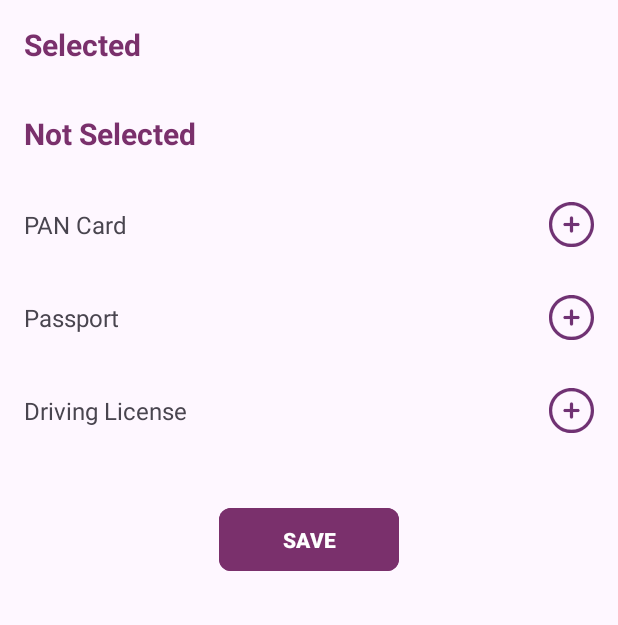
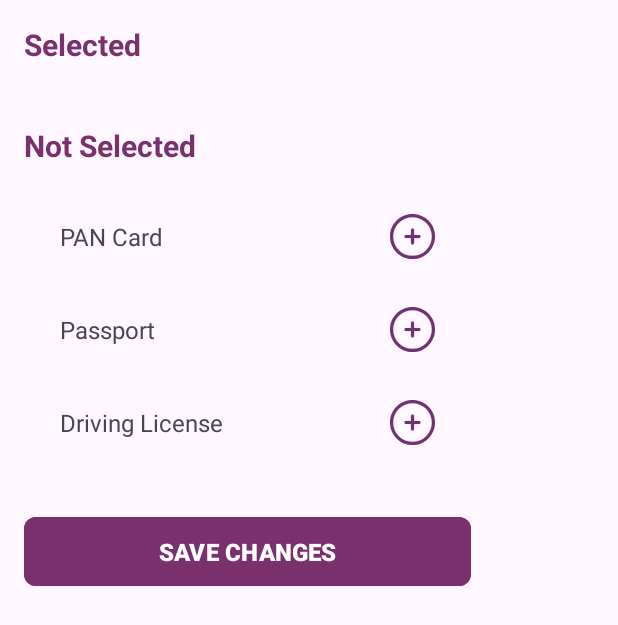
Before and after one commit to cybiteOfficial/Dk_finance_Android, an Android app: the layout document_selection_popup.xml on its own in the app's theme, with its tools: preview values and no code run, on a phone screen of 412 x 824 dp. Shown: the top 625 px of the screen. Run offline under Robolectric (Android 15) with nearby library versions, the phone set to English and light mode, and no system bars.

Commit message:
kyc2 ui implementation almost done (new)

```diff
--- a/app/src/main/res/layout/document_selection_popup.xml
+++ b/app/src/main/res/layout/document_selection_popup.xml
@@ -1,8 +1,9 @@
 <LinearLayout xmlns:android="http://schemas.android.com/apk/res/android"
-    android:layout_width="match_parent"
+    android:layout_width="330dp"
     android:layout_height="wrap_content"
     xmlns:app="http://schemas.android.com/apk/res-auto"
-    android:orientation="vertical">
+    android:orientation="vertical"
+    android:padding="16dp">
 
     <!-- Selected section -->
     <TextView
@@ -13,13 +14,14 @@
         android:textColor="@color/primary"
         android:textSize="20sp"
         android:textStyle="bold"
-        android:padding="16dp" />
+        android:paddingBottom="8dp" />
 
     <LinearLayout
         android:id="@+id/selected_container"
         android:layout_width="match_parent"
         android:layout_height="wrap_content"
-        android:orientation="vertical">
+        android:orientation="vertical"
+        android:padding="8dp">
         <!-- Selected items will be dynamically added here -->
     </LinearLayout>
 
@@ -32,38 +34,35 @@
         android:textColor="@color/primary"
         android:textSize="20sp"
         android:textStyle="bold"
-        android:padding="16dp" />
+        android:paddingTop="16dp"
+        android:paddingBottom="8dp" />
 
     <LinearLayout
         android:id="@+id/not_selected_container"
         android:layout_width="match_parent"
         android:layout_height="wrap_content"
-        android:orientation="vertical">
+        android:orientation="vertical"
+        android:padding="8dp">
         <!-- Default: Add all add_more_ layouts to not selected section -->
         <include layout="@layout/add_more_pan"/>
         <include layout="@layout/add_more_passport"/>
-        <include layout="@layout/add_more_driving_license"/>
+        <include layout="@layout/add_more_driving"/>
         <!-- Add more add_more_ layouts here if needed -->
     </LinearLayout>
 
-    <LinearLayout
+    <Button
+        android:id="@+id/save_changes"
         android:layout_width="match_parent"
         android:layout_height="wrap_content"
-        android:orientation="horizontal"
         android:layout_marginTop="20dp"
-        android:gravity="center_horizontal">
-
-        <Button
-            android:id="@+id/submit_button"
-            android:layout_width="120dp"
-            android:layout_height="50dp"
-            android:layout_marginTop="10dp"
-            android:backgroundTint="@color/primary"
-            android:text="SAVE"
-            android:textColor="@color/white"
-            android:textSize="14sp"
-            android:textStyle="bold"
-            app:cornerRadius="8dp" />
-    </LinearLayout>
+        android:backgroundTint="@color/primary"
+        android:text="SAVE CHANGES"
+        android:textColor="@color/white"
+        android:textSize="16sp"
+        android:textStyle="bold"
+        android:paddingVertical="12dp"
+        android:gravity="center_horizontal"
+        android:layout_gravity="center_horizontal"
+        app:cornerRadius="8dp"/>
 
 </LinearLayout>
```
Also changed, not shown: app/src/main/java/com/example/bankapp/KycActivity2.java (+173 -56 lines), app/src/main/res/layout/fragment_driving_license.xml (+26 -26 lines), app/src/main/res/layout/fragment_form_60.xml (+26 -26 lines), app/src/main/res/layout/fragment_pan_card.xml (+26 -26 lines), app/src/main/res/layout/fragment_passport.xml (+26 -26 lines), app/src/main/res/layout/fragment_voter_id.xml (+26 -26 lines), app/src/main/res/layout/add_more_driving.xml (renamed from app/src/main/res/layout/add_more_driving_license.xml), app/src/main/res/layout/selected_driving.xml (renamed from app/src/main/res/layout/selected_driving_license.xml).
